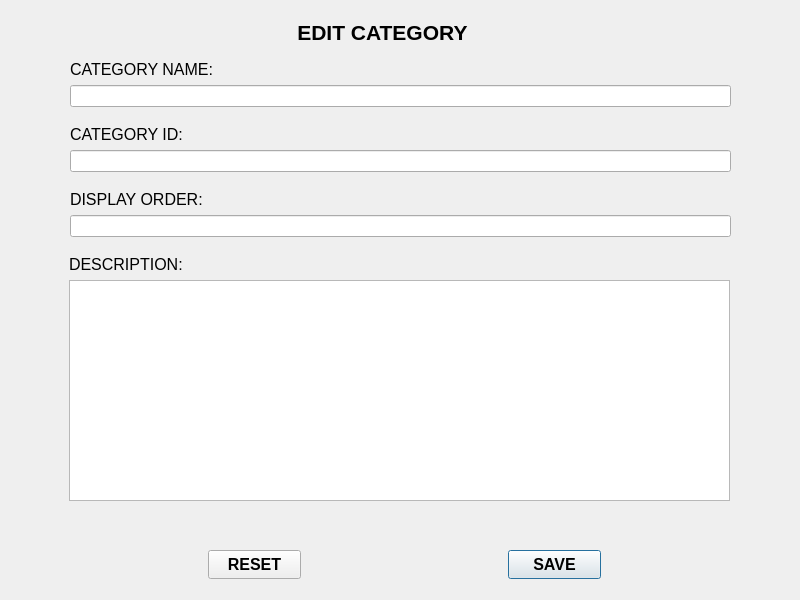
dev-pratik02/RMS, file RMS_qt/editcategory.ui: the form before one commit.
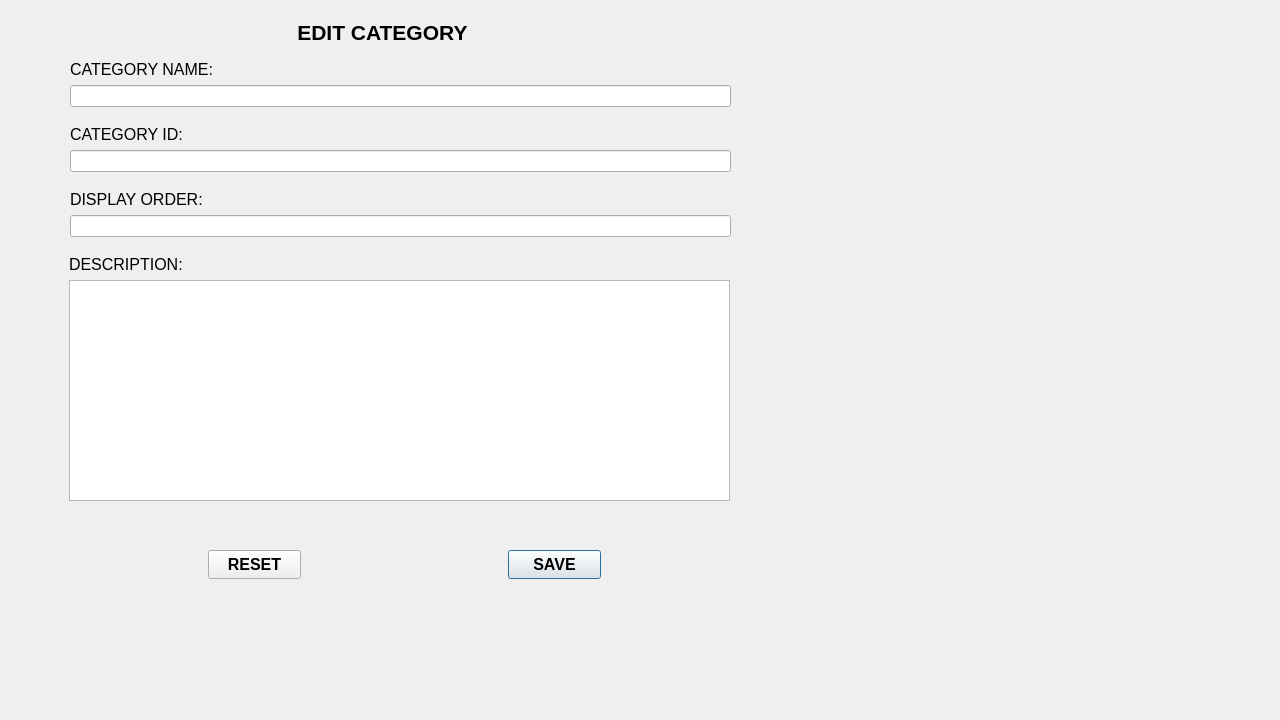
The form after the commit.

The edit to the form file:
```diff
--- a/RMS_qt/editcategory.ui
+++ b/RMS_qt/editcategory.ui
@@ -6,8 +6,8 @@
    <rect>
     <x>0</x>
     <y>0</y>
-    <width>800</width>
-    <height>600</height>
+    <width>1280</width>
+    <height>720</height>
    </rect>
   </property>
   <property name="font">
```
